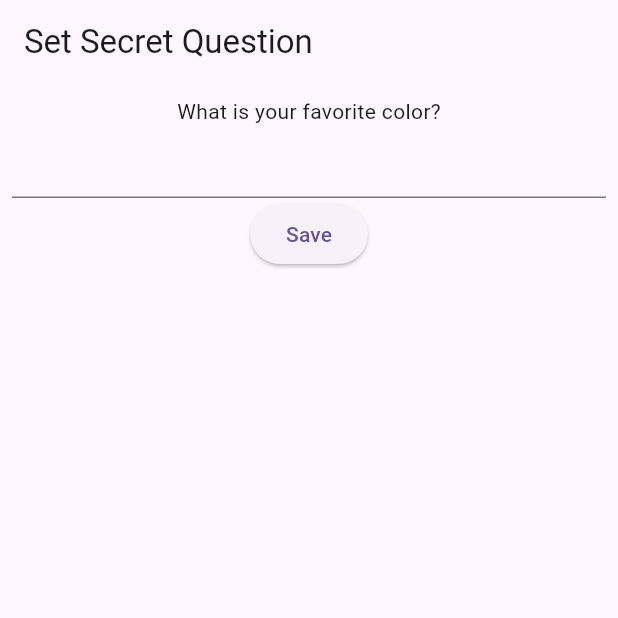
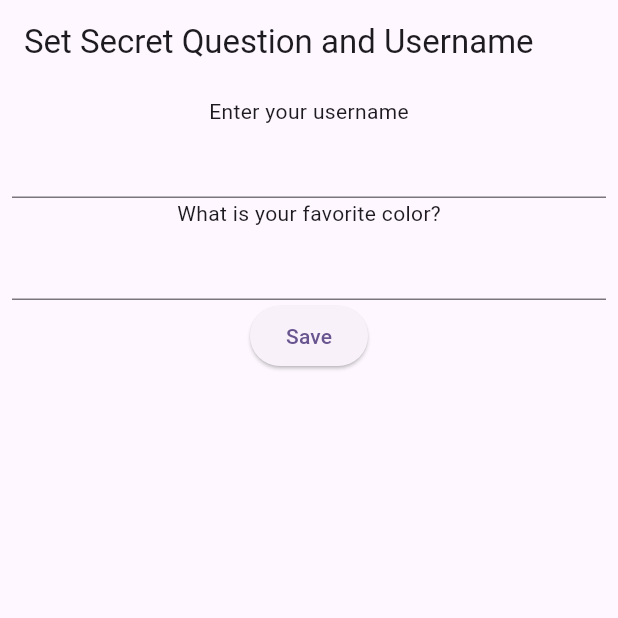
Before and after one commit to iwizy59/enchanteddiary, a Flutter app: the SecretQuestionConfigPage screen opened directly, on a phone screen of 412 x 824 dp, the top half of it. Run offline on Flutter 3.47's test engine with Material 3 defaults, Android fonts, the phone set to English and light mode, and no system bars; our stand-ins replace dots_indicator, shared_preferences, table_calendar; accounts and stored records are empty.

Commit message:
modif pour set username config page

```diff
--- a/lib/pin/secret_question_config.dart
+++ b/lib/pin/secret_question_config.dart
@@ -9,10 +9,12 @@ class SecretQuestionConfigPage extends StatefulWidget {
 
 class _SecretQuestionConfigPageState extends State<SecretQuestionConfigPage> {
   final _answerController = TextEditingController();
+  final _answerUsernameController = TextEditingController();
 
   void _saveSecretAnswer() async {
     final prefs = await SharedPreferences.getInstance();
     await prefs.setString('secretAnswer', _answerController.text);
+    await prefs.setString('username', _answerUsernameController.text);
     await prefs.setBool('isFirstStart', false);
     Navigator.pushReplacement(
       context,
@@ -23,11 +25,13 @@ class _SecretQuestionConfigPageState extends State<SecretQuestionConfigPage> {
   @override
   Widget build(BuildContext context) {
     return Scaffold(
-      appBar: AppBar(title: Text("Set Secret Question")),
+      appBar: AppBar(title: Text("Set Secret Question and Username")),
       body: Padding(
         padding: const EdgeInsets.all(8.0),
         child: Column(
           children: [
+            Text("Enter your username"), // Exemple de question secrète
+            TextField(controller: _answerUsernameController),
             Text("What is your favorite color?"), // Exemple de question secrète
             TextField(controller: _answerController),
             ElevatedButton(onPressed: _saveSecretAnswer, child: Text("Save")),
```
